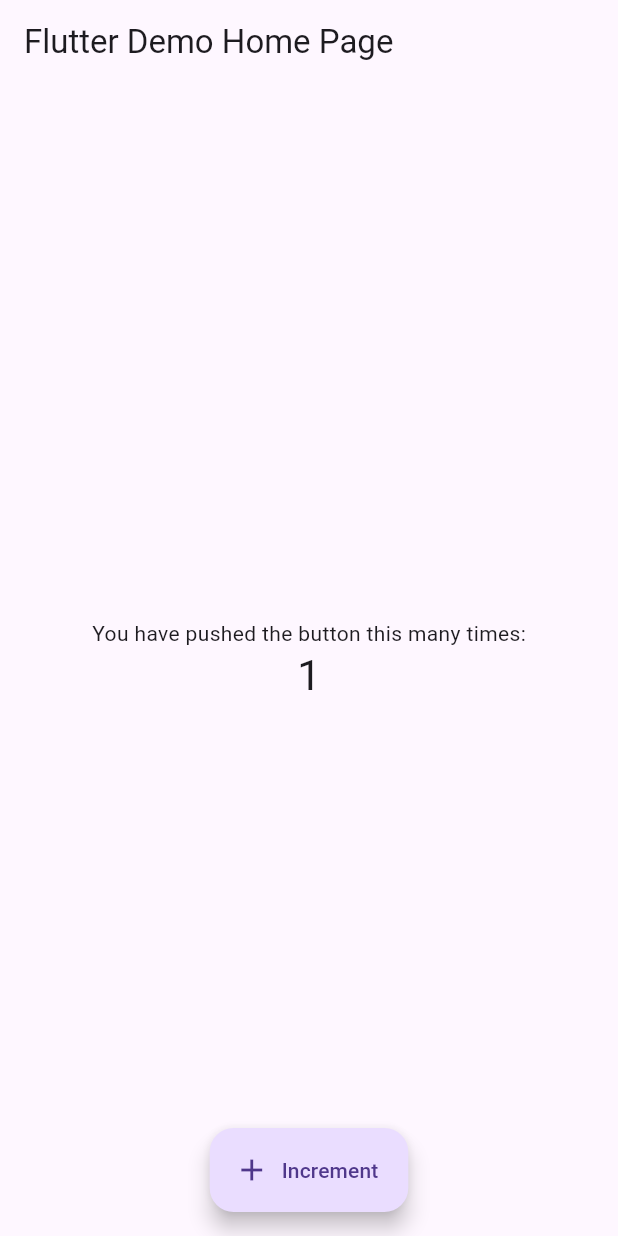
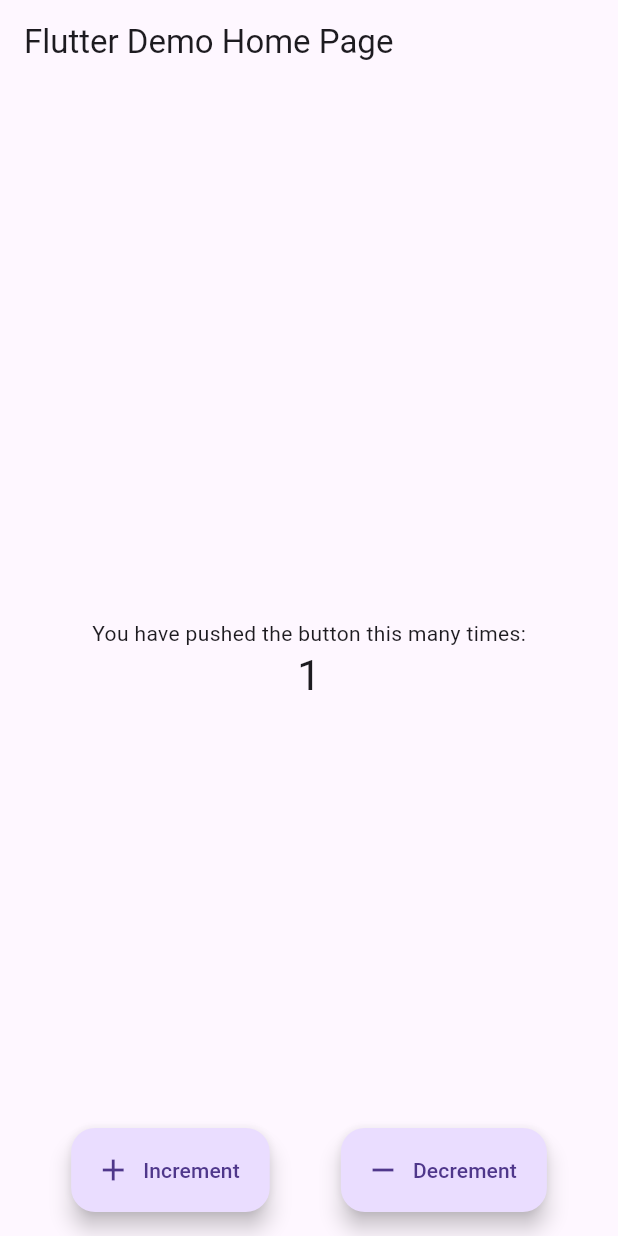
Before and after one commit to pnaskardev/BLoC, a Flutter app: the screen it shows after launch, after a tap on "Increment", on a phone screen of 412 x 824 dp. Run offline on Flutter 3.47's test engine with Material 2 defaults, Android fonts, the phone set to English and light mode, and no system bars; our stand-ins replace bloc, flutter_bloc.

Commit message:
bloc logic added

```diff
--- /dev/null
+++ b/flutter_bloc_concepts/lib/features/home/bloc/cubit/counter_cubit.dart
@@ -0,0 +1,12 @@
+import 'package:bloc/bloc.dart';
+import 'package:meta/meta.dart';
+
+part 'counter_cubit_state.dart';
+
+class CounterCubit extends Cubit<CounterState>
+{
+  CounterCubit() : super(CounterState(counterValue: 0));
+
+  void increment()=>emit(CounterState(counterValue: state.counterValue+1));
+  void decrement()=>emit(CounterState(counterValue: state.counterValue-1));
+}
--- /dev/null
+++ b/flutter_bloc_concepts/lib/features/home/bloc/cubit/counter_cubit_state.dart
@@ -0,0 +1,14 @@
+part of 'counter_cubit.dart';
+
+
+
+class CounterState
+{
+  int counterValue;
+
+  CounterState
+  ({
+    required this.counterValue
+  });
+
+}
--- a/flutter_bloc_concepts/lib/features/home/screens/home._page.dart
+++ /dev/null
@@ -1,61 +0,0 @@
-import 'package:flutter/material.dart';
-
-class MyHomePage extends StatefulWidget
-{
-  const MyHomePage({super.key, required this.title});
-  final String title;
-
-  @override
-  State<MyHomePage> createState() => _MyHomePageState();
-}
-
-class _MyHomePageState extends State<MyHomePage>
-{
-  int _counter = 0;
-
-  void _incrementCounter()
-  {
-    setState(()
-    {
-      _counter++;
-    });
-  }
-
-  @override
-  Widget build(BuildContext context)
-  {
-    return Scaffold
-    (
-      appBar: AppBar
-      (
-        title: Text(widget.title),
-      ),
-      body: Center
-      (
-        child: Column
-        (
-          mainAxisAlignment: MainAxisAlignment.center,
-          children: <Widget>
-          [
-            const Text
-            (
-              'You have pushed the button this many times:',
-            ),
-            Text
-            (
-              '$_counter',
-              style: Theme.of(context).textTheme.headlineMedium,
-            ),
-          ],
-        ),
-      ),
-      floatingActionButtonLocation: FloatingActionButtonLocation.centerFloat,
-      floatingActionButton: FloatingActionButton.extended
-      (
-        onPressed: _incrementCounter,
-        label: const Text('Increment'),
-        icon: const Icon(Icons.add),
-      ), // This trailing comma makes auto-formatting nicer for build methods.
-    );
-  }
-}
--- /dev/null
+++ b/flutter_bloc_concepts/lib/features/home/screens/home_page.dart
@@ -0,0 +1,86 @@
+import 'package:flutter/material.dart';
+import 'package:flutter_bloc/flutter_bloc.dart';
+import 'package:flutter_bloc_concepts/features/home/bloc/cubit/counter_cubit.dart';
+
+class MyHomePage extends StatefulWidget
+{
+  const MyHomePage({super.key, required this.title});
+  final String title;
+
+  @override
+  State<MyHomePage> createState() => _MyHomePageState();
+}
+
+class _MyHomePageState extends State<MyHomePage>
+{
+
+  @override
+  Widget build(BuildContext context)
+  {
+    return Scaffold
+    (
+      appBar: AppBar
+      (
+        title: Text(widget.title),
+      ),
+      body: Center
+      (
+        child: Column
+        (
+          mainAxisAlignment: MainAxisAlignment.center,
+          children: <Widget>
+          [
+            const Text
+            (
+              'You have pushed the button this many times:',
+            ),
+            BlocBuilder<CounterCubit, CounterState>
+            (
+              builder: (context, state)
+              {
+                return Text
+                (
+                  state.counterValue.toString(),
+                  style: Theme.of(context).textTheme.headlineMedium,
+                );
+              },
+            )
+          ],
+        ),
+      ),
+      floatingActionButtonLocation: FloatingActionButtonLocation.centerFloat,
+      floatingActionButton: Row
+      (
+        mainAxisAlignment: MainAxisAlignment.spaceEvenly,
+        children:
+        [
+          Flexible
+          (
+            child: FloatingActionButton.extended
+            (
+              onPressed: ()
+              {
+                BlocProvider.of<CounterCubit>(context).increment();
+                // context.bloc<CounterCubit>().increment;
+              },
+              label: const Text('Increment'),
+              icon: const Icon(Icons.add),
+            ),
+          ),
+          Flexible
+          (
+            child: FloatingActionButton.extended
+            (
+              onPressed: ()
+              {
+                BlocProvider.of<CounterCubit>(context).decrement();
+              },
+              label: const Text('Decrement'),
+              icon: const Icon(Icons.remove),
+            ),
+          ),
+        ],
+      ), // This trailing comma makes auto-formatting nicer for build methods.
+    );
+  }
+}
--- a/flutter_bloc_concepts/lib/main.dart
+++ b/flutter_bloc_concepts/lib/main.dart
@@ -1,5 +1,7 @@
 import 'package:flutter/material.dart';
-import 'package:flutter_bloc_concepts/features/home/screens/home._page.dart';
+import 'package:flutter_bloc/flutter_bloc.dart';
+import 'package:flutter_bloc_concepts/features/home/bloc/cubit/counter_cubit.dart';
+import 'package:flutter_bloc_concepts/features/home/screens/home_page.dart';
 
 void main() {
   runApp(const MyApp());
@@ -10,19 +12,20 @@ class MyApp extends StatelessWidget {
 
   // This widget is the root of your application.
   @override
-  Widget build(BuildContext context)
-  {
-    return MaterialApp
+  Widget build(BuildContext context) {
+    return BlocProvider<CounterCubit>
     (
-      title: 'Flutter Demo',
-      theme: ThemeData
+      create: (context) => CounterCubit(),
+      child: MaterialApp
       (
-        useMaterial3: true,
-        primarySwatch: Colors.blue,
-      ),
-      home: const MyHomePage
-      (
-        title: 'Flutter Demo Home Page'
+        title: 'Flutter Demo',
+        theme: ThemeData
+        (
+          useMaterial3: true,
+          primarySwatch: Colors.deepPurple,
+          visualDensity: VisualDensity.adaptivePlatformDensity
+        ),
+        home: const MyHomePage(title: 'Flutter Demo Home Page'),
       ),
     );
   }
```
